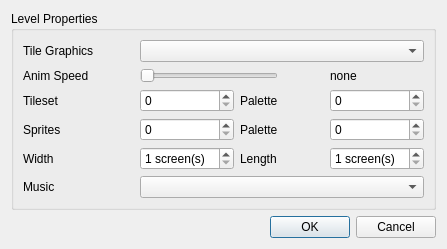
Above: src/propertieswindow.ui from devinacker/kale before the change. Below: the same form after it.
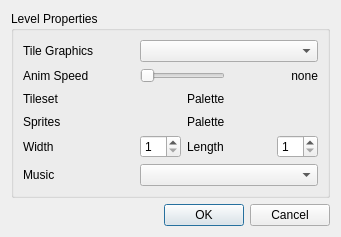
That is the form after the change.

Commit message:
more properties window fixups
i really don't understand Qt's widget sizing shit at all, you may notice
that every single thing on PropertiesWindow has its size hint reduced at
runtime for no real reason

```diff
--- a/src/propertieswindow.ui
+++ b/src/propertieswindow.ui
@@ -6,12 +6,12 @@
    <rect>
     <x>0</x>
     <y>0</y>
-    <width>470</width>
+    <width>420</width>
     <height>264</height>
    </rect>
   </property>
   <property name="sizePolicy">
-   <sizepolicy hsizetype="Fixed" vsizetype="MinimumExpanding">
+   <sizepolicy hsizetype="MinimumExpanding" vsizetype="MinimumExpanding">
     <horstretch>0</horstretch>
     <verstretch>0</verstretch>
    </sizepolicy>
@@ -57,13 +57,13 @@
       <item row="4" column="2">
        <widget class="QSpinBox" name="spinBox_Width">
         <property name="sizePolicy">
-         <sizepolicy hsizetype="Fixed" vsizetype="Fixed">
+         <sizepolicy hsizetype="MinimumExpanding" vsizetype="Fixed">
           <horstretch>0</horstretch>
           <verstretch>0</verstretch>
          </sizepolicy>
         </property>
         <property name="suffix">
-         <string> screen(s)</string>
+         <string/>
         </property>
         <property name="minimum">
          <number>1</number>
@@ -86,19 +86,6 @@
         </property>
        </widget>
       </item>
-      <item row="2" column="2">
-       <widget class="QSpinBox" name="spinBox_Tileset">
-        <property name="sizePolicy">
-         <sizepolicy hsizetype="MinimumExpanding" vsizetype="Fixed">
-          <horstretch>0</horstretch>
-          <verstretch>0</verstretch>
-         </sizepolicy>
-        </property>
-        <property name="maximum">
-         <number>48</number>
-        </property>
-       </widget>
-      </item>
       <item row="5" column="2" colspan="4">
        <widget class="QComboBox" name="comboBox_Music">
         <property name="sizePolicy">
@@ -107,6 +94,9 @@
           <verstretch>0</verstretch>
          </sizepolicy>
         </property>
+        <property name="sizeAdjustPolicy">
+         <enum>QComboBox::AdjustToContentsOnFirstShow</enum>
+        </property>
        </widget>
       </item>
       <item row="5" column="0">
@@ -148,16 +138,6 @@
         </property>
        </widget>
       </item>
-      <item row="3" column="5">
-       <widget class="QSpinBox" name="spinBox_SpritePalette">
-        <property name="sizePolicy">
-         <sizepolicy hsizetype="MinimumExpanding" vsizetype="Fixed">
-          <horstretch>0</horstretch>
-          <verstretch>0</verstretch>
-         </sizepolicy>
-        </property>
-       </widget>
-      </item>
       <item row="4" column="3">
        <widget class="QLabel" name="label_Length">
         <property name="sizePolicy">
@@ -171,29 +151,16 @@
         </property>
        </widget>
       </item>
-      <item row="3" column="2">
-       <widget class="QSpinBox" name="spinBox_Sprites">
-        <property name="sizePolicy">
-         <sizepolicy hsizetype="MinimumExpanding" vsizetype="Fixed">
-          <horstretch>0</horstretch>
-          <verstretch>0</verstretch>
-         </sizepolicy>
-        </property>
-        <property name="maximum">
-         <number>255</number>
-        </property>
-       </widget>
-      </item>
       <item row="4" column="5">
        <widget class="QSpinBox" name="spinBox_Length">
         <property name="sizePolicy">
-         <sizepolicy hsizetype="Fixed" vsizetype="Fixed">
+         <sizepolicy hsizetype="MinimumExpanding" vsizetype="Fixed">
           <horstretch>0</horstretch>
           <verstretch>0</verstretch>
          </sizepolicy>
         </property>
         <property name="suffix">
-         <string> screen(s)</string>
+         <string/>
         </property>
         <property name="minimum">
          <number>1</number>
@@ -203,19 +170,6 @@
         </property>
        </widget>
       </item>
-      <item row="2" column="5">
-       <widget class="QSpinBox" name="spinBox_TilePalette">
-        <property name="sizePolicy">
-         <sizepolicy hsizetype="MinimumExpanding" vsizetype="Fixed">
-          <horstretch>0</horstretch>
-          <verstretch>0</verstretch>
-         </sizepolicy>
-        </property>
-        <property name="maximum">
-         <number>255</number>
-        </property>
-       </widget>
-      </item>
       <item row="0" column="2" colspan="4">
        <widget class="QComboBox" name="comboBox_TileGFX">
         <property name="sizePolicy">
@@ -224,6 +178,9 @@
           <verstretch>0</verstretch>
          </sizepolicy>
         </property>
+        <property name="sizeAdjustPolicy">
+         <enum>QComboBox::AdjustToContentsOnFirstShow</enum>
+        </property>
        </widget>
       </item>
       <item row="3" column="0">
@@ -284,24 +241,14 @@
         </property>
        </widget>
       </item>
-      <item row="1" column="5">
-       <widget class="QLabel" name="label_FrameLength">
-        <property name="sizePolicy">
-         <sizepolicy hsizetype="MinimumExpanding" vsizetype="Preferred">
-          <horstretch>0</horstretch>
-          <verstretch>0</verstretch>
-         </sizepolicy>
-        </property>
-        <property name="text">
-         <string>none</string>
-        </property>
-       </widget>
-      </item>
       <item row="2" column="4">
        <spacer name="horizontalSpacer_2">
         <property name="orientation">
          <enum>Qt::Horizontal</enum>
         </property>
+        <property name="sizeType">
+         <enum>QSizePolicy::MinimumExpanding</enum>
+        </property>
         <property name="sizeHint" stdset="0">
          <size>
           <width>40</width>
@@ -315,6 +262,9 @@
         <property name="orientation">
          <enum>Qt::Horizontal</enum>
         </property>
+        <property name="sizeType">
+         <enum>QSizePolicy::MinimumExpanding</enum>
+        </property>
         <property name="sizeHint" stdset="0">
          <size>
           <width>40</width>
@@ -323,6 +273,22 @@
         </property>
        </spacer>
       </item>
+      <item row="1" column="4" colspan="2">
+       <widget class="QLabel" name="label_FrameLength">
+        <property name="sizePolicy">
+         <sizepolicy hsizetype="MinimumExpanding" vsizetype="Preferred">
+          <horstretch>0</horstretch>
+          <verstretch>0</verstretch>
+         </sizepolicy>
+        </property>
+        <property name="text">
+         <string>none</string>
+        </property>
+        <property name="alignment">
+         <set>Qt::AlignRight|Qt::AlignTrailing|Qt::AlignVCenter</set>
+        </property>
+       </widget>
+      </item>
      </layout>
     </widget>
    </item>
```
Left out of the diff: 2 changed lines with no effect on the pictures. The commit also changes 7 other files.
